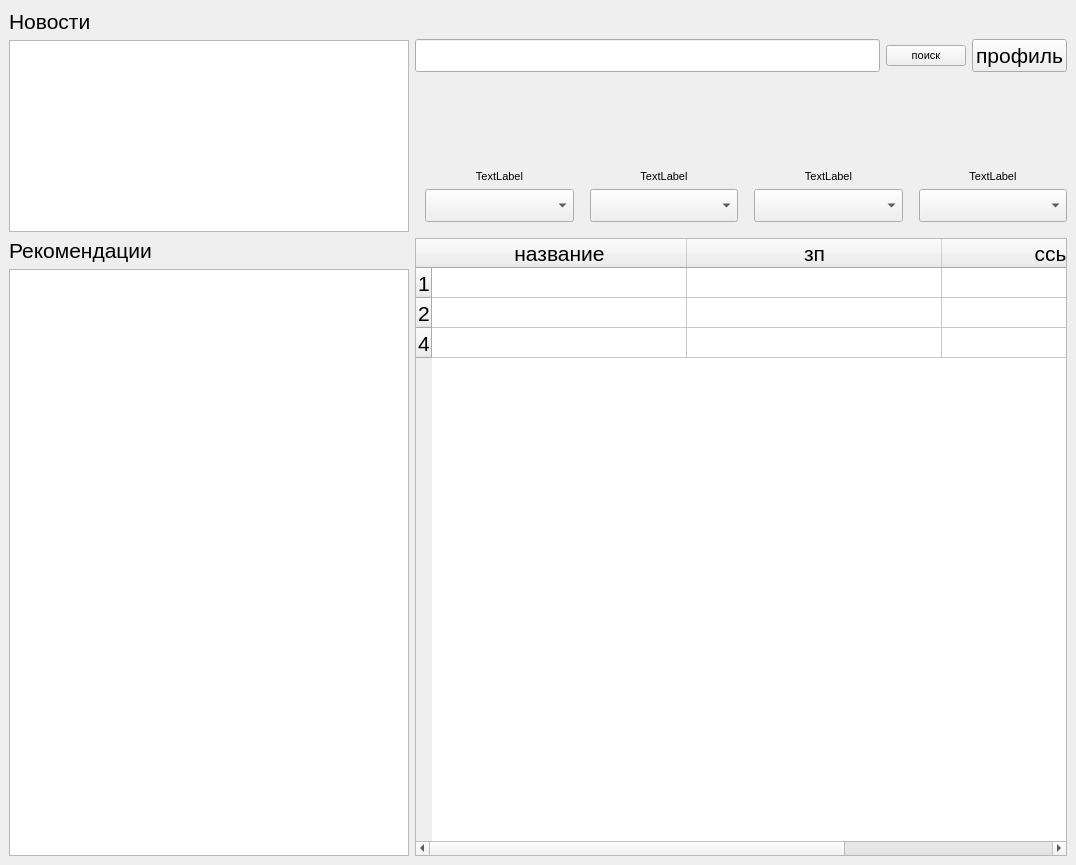
Qt form main_win.ui (Yorshik/ITMO-Tinkoff-project) before a commit.
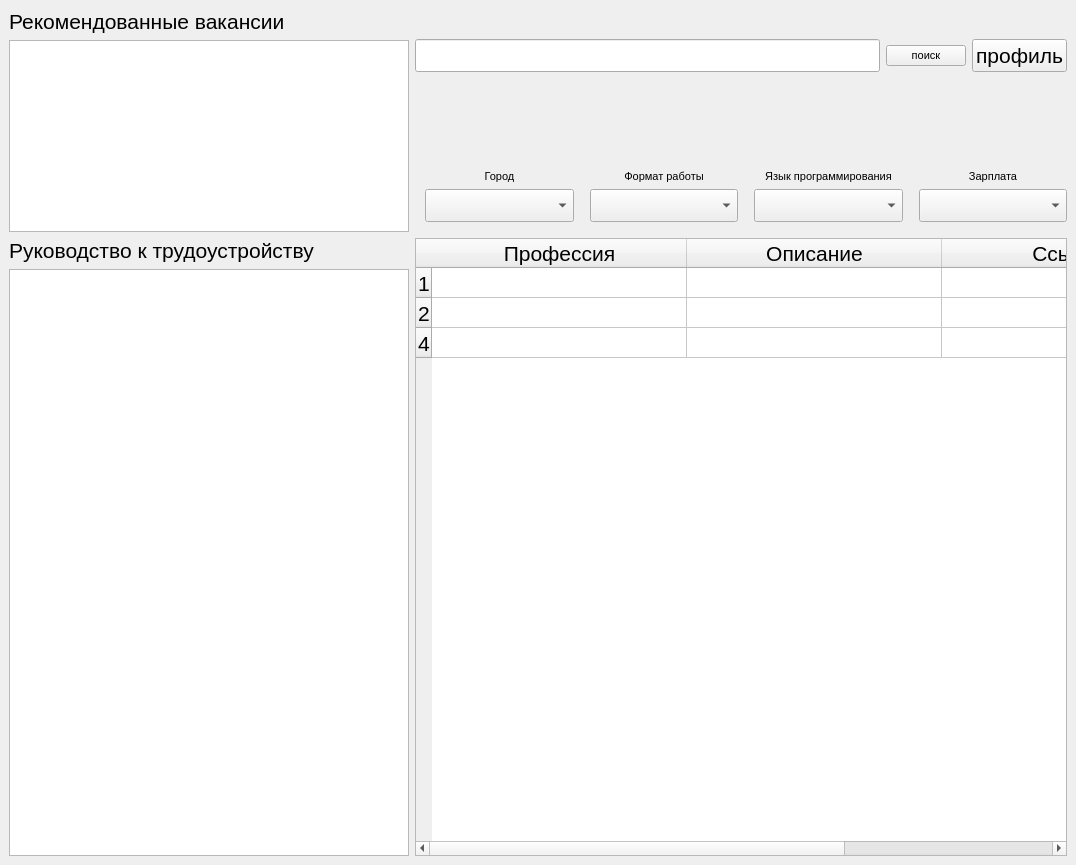
The same form after that commit.

Commit message: Added small design and account information

Patch:
```diff
--- a/main_win.ui
+++ b/main_win.ui
@@ -30,7 +30,7 @@
         <item>
          <widget class="QLabel" name="label_5">
           <property name="text">
-           <string>Новости</string>
+           <string>Рекомендованные вакансии</string>
           </property>
          </widget>
         </item>
@@ -147,7 +147,7 @@
                </font>
               </property>
               <property name="text">
-               <string>TextLabel</string>
+               <string>Город</string>
               </property>
               <property name="alignment">
                <set>Qt::AlignBottom|Qt::AlignHCenter</set>
@@ -185,7 +185,7 @@
                </font>
               </property>
               <property name="text">
-               <string>TextLabel</string>
+               <string>Формат работы</string>
               </property>
               <property name="alignment">
                <set>Qt::AlignBottom|Qt::AlignHCenter</set>
@@ -223,7 +223,7 @@
                </font>
               </property>
               <property name="text">
-               <string>TextLabel</string>
+               <string>Язык программирования</string>
               </property>
               <property name="alignment">
                <set>Qt::AlignBottom|Qt::AlignHCenter</set>
@@ -261,7 +261,7 @@
                </font>
               </property>
               <property name="text">
-               <string>TextLabel</string>
+               <string>Зарплата</string>
               </property>
               <property name="alignment">
                <set>Qt::AlignBottom|Qt::AlignHCenter</set>
@@ -302,7 +302,7 @@
         <item>
          <widget class="QLabel" name="label_8">
           <property name="text">
-           <string>Рекомендации</string>
+           <string>Руководство к трудоустройству</string>
           </property>
          </widget>
         </item>
@@ -358,17 +358,17 @@
         </row>
         <column>
          <property name="text">
-          <string>название</string>
+          <string>Профессия</string>
          </property>
         </column>
         <column>
          <property name="text">
-          <string>зп</string>
+          <string>Описание</string>
          </property>
         </column>
         <column>
          <property name="text">
-          <string>ссылка</string>
+          <string>Ссылка</string>
          </property>
         </column>
        </widget>
```
The commit also changes 6 other files.
